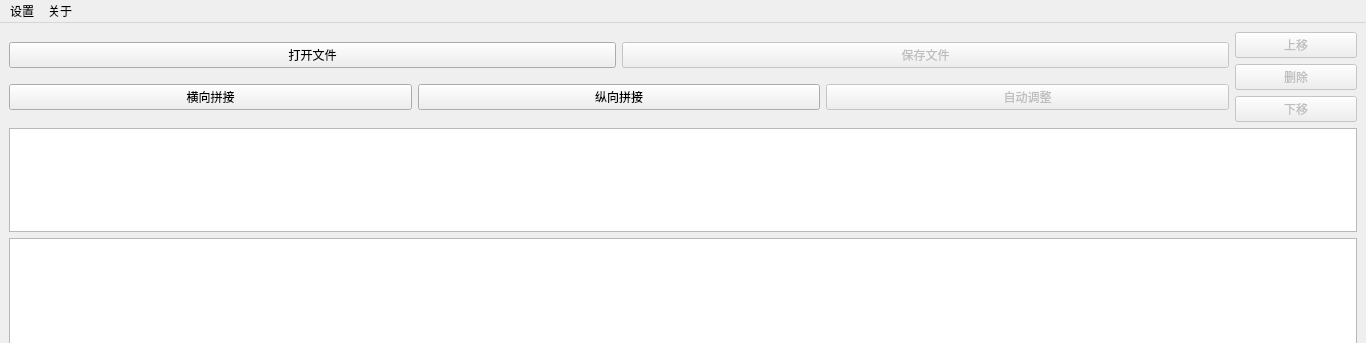
The window that mainwindow.ui (JKWTCN/ImageSplicing) describes before a commit, drawn with Qt 5; both pictures show x 0 to 1366 and y 0 to 343 of the 1366 by 768 pixel window.
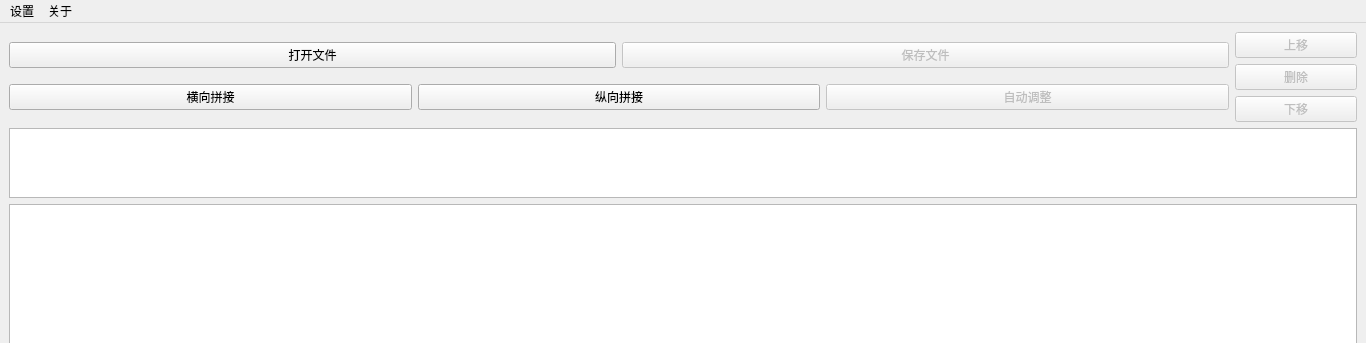
The same window after the commit.

Commit message: 优化图像项绘制，限制绘制区域并调整UI布局

```diff
--- a/mainwindow.ui
+++ b/mainwindow.ui
@@ -14,7 +14,7 @@
    <string>ImageSplicing</string>
   </property>
   <widget class="QWidget" name="centralwidget">
-   <layout class="QVBoxLayout" name="verticalLayout_3" stretch="1,1,5">
+   <layout class="QVBoxLayout" name="verticalLayout_3" stretch="1,1,40">
     <item>
      <layout class="QHBoxLayout" name="horizontalLayout_2" stretch="10,1">
       <item>
@@ -113,7 +113,17 @@
      </layout>
     </item>
     <item>
-     <widget class="QListWidget" name="listImageFilesWidget"/>
+     <widget class="QListWidget" name="listImageFilesWidget">
+      <property name="verticalScrollBarPolicy">
+       <enum>Qt::ScrollBarAlwaysOff</enum>
+      </property>
+      <property name="horizontalScrollBarPolicy">
+       <enum>Qt::ScrollBarAsNeeded</enum>
+      </property>
+      <property name="sizeAdjustPolicy">
+       <enum>QAbstractScrollArea::AdjustToContents</enum>
+      </property>
+     </widget>
     </item>
     <item>
      <widget class="QGraphicsView" name="graphicsView_result">
```
Left out of the diff: 2 changed lines with no effect on the pictures. The commit also changes 3 other files.
